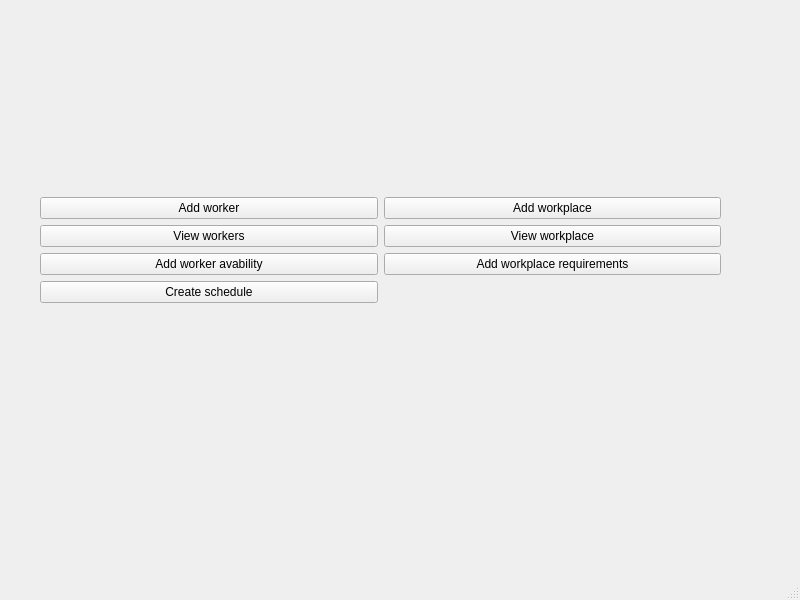
Szymek200/Scheduler, file Scheduler/pythonCode/GUI/main_window.ui: the form before one commit.
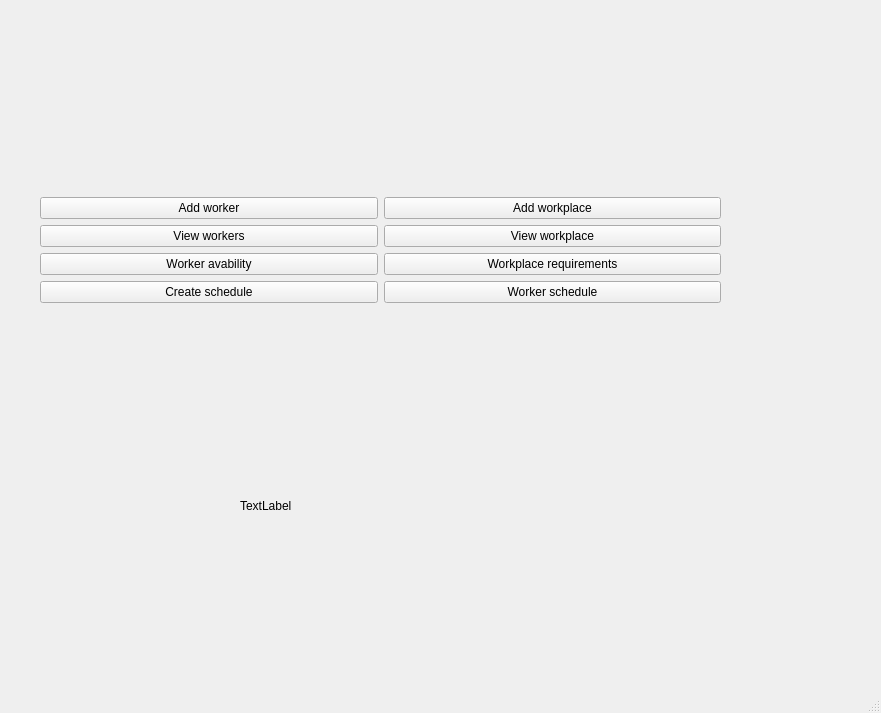
The form after the commit.

```diff
--- a/Scheduler/pythonCode/GUI/main_window.ui
+++ b/Scheduler/pythonCode/GUI/main_window.ui
@@ -6,8 +6,8 @@
    <rect>
     <x>0</x>
     <y>0</y>
-    <width>800</width>
-    <height>600</height>
+    <width>881</width>
+    <height>713</height>
    </rect>
   </property>
   <property name="windowTitle">
@@ -29,7 +29,7 @@
        <item row="2" column="1">
         <widget class="QPushButton" name="workplace_availability">
          <property name="text">
-          <string>Add workplace requirements</string>
+          <string>Workplace requirements</string>
          </property>
         </widget>
        </item>
@@ -57,7 +57,7 @@
        <item row="2" column="0">
         <widget class="QPushButton" name="worker_availability">
          <property name="text">
-          <string>Add worker avability</string>
+          <string>Worker avability</string>
          </property>
         </widget>
        </item>
@@ -75,10 +75,30 @@
          </property>
         </widget>
        </item>
+       <item row="3" column="1">
+        <widget class="QPushButton" name="worker_schedule">
+         <property name="text">
+          <string>Worker schedule</string>
+         </property>
+        </widget>
+       </item>
       </layout>
      </item>
     </layout>
    </widget>
+   <widget class="QLabel" name="info_label">
+    <property name="geometry">
+     <rect>
+      <x>240</x>
+      <y>440</y>
+      <width>271</width>
+      <height>131</height>
+     </rect>
+    </property>
+    <property name="text">
+     <string>TextLabel</string>
+    </property>
+   </widget>
   </widget>
   <widget class="QMenuBar" name="menubar">
    <property name="geometry">
```
Left out of the diff: 2 changed lines with no effect on the pictures.
